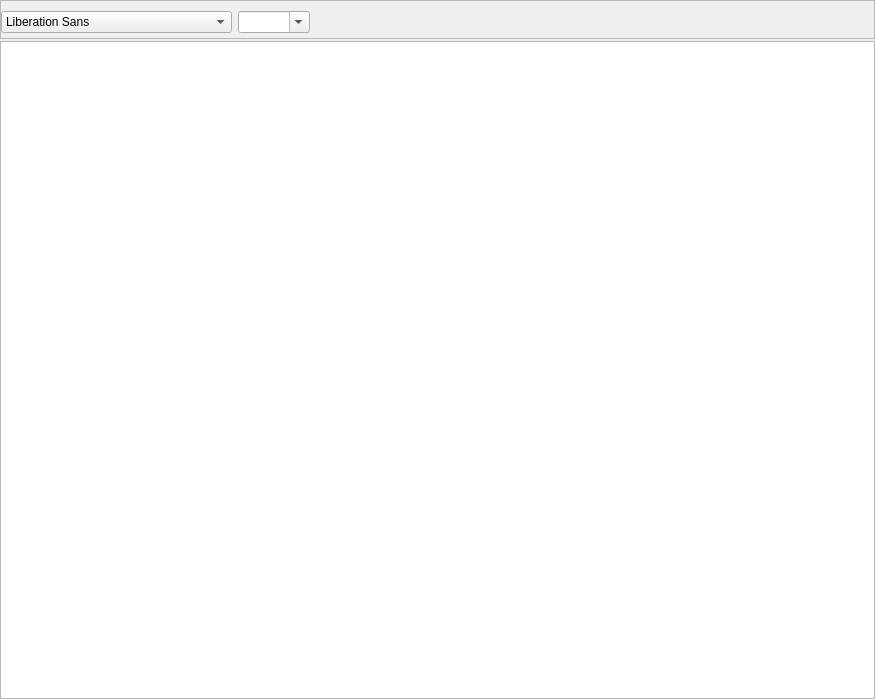
The window that Beeftext/Combo/ComboEditor.ui (xmichelo/Beeftext) describes before a commit, drawn with Qt 5.
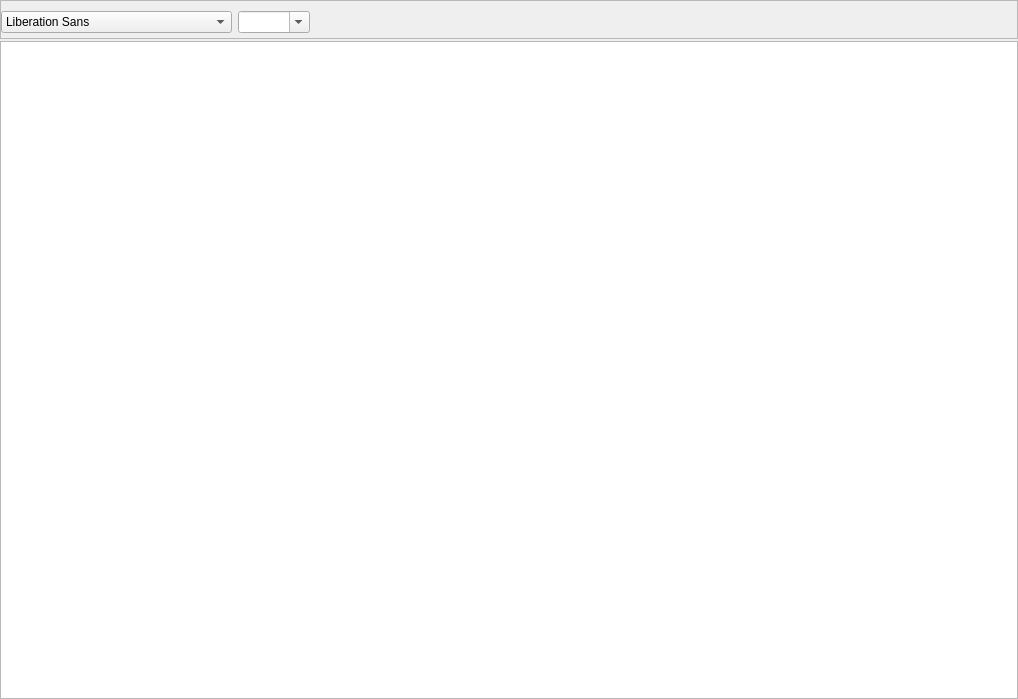
The same window after the commit. Icons and pictures are not drawn. Custom widgets are drawn as their Qt base class.

Commit message: Added superscript and subscript button to combo editor.

```diff
--- a/Beeftext/Combo/ComboEditor.ui
+++ b/Beeftext/Combo/ComboEditor.ui
@@ -6,7 +6,7 @@
    <rect>
     <x>0</x>
     <y>0</y>
-    <width>875</width>
+    <width>1018</width>
     <height>699</height>
    </rect>
   </property>
```
Left out of the diff: 175 changed lines with no effect on the pictures. The commit also changes 7 other files.
